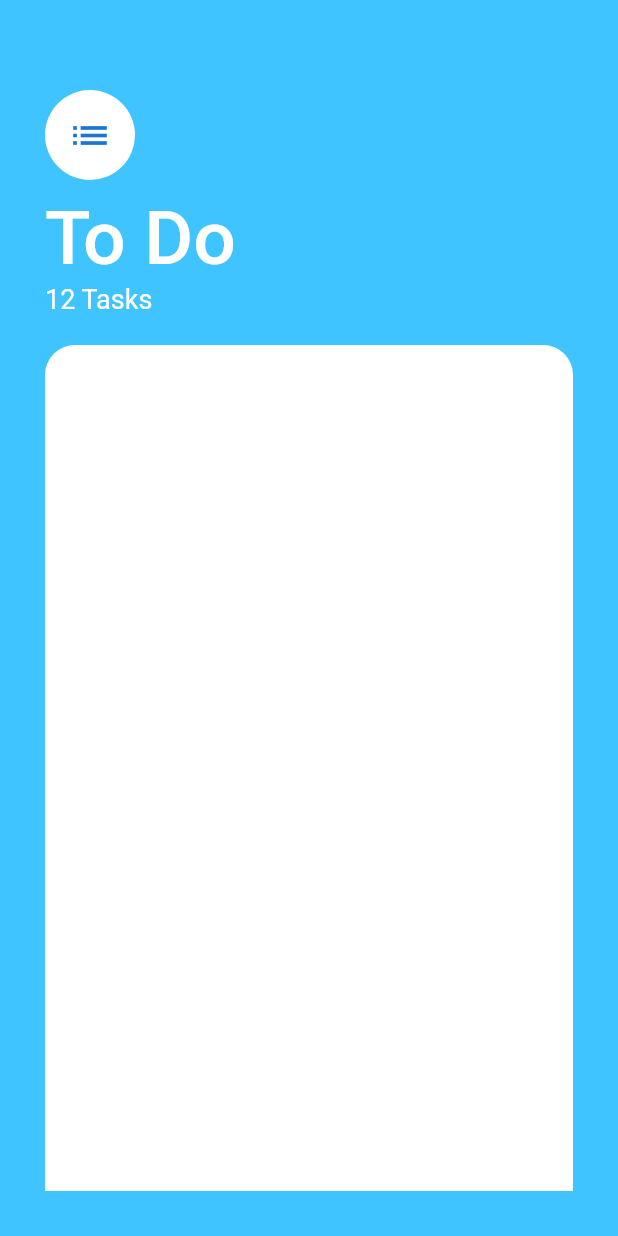
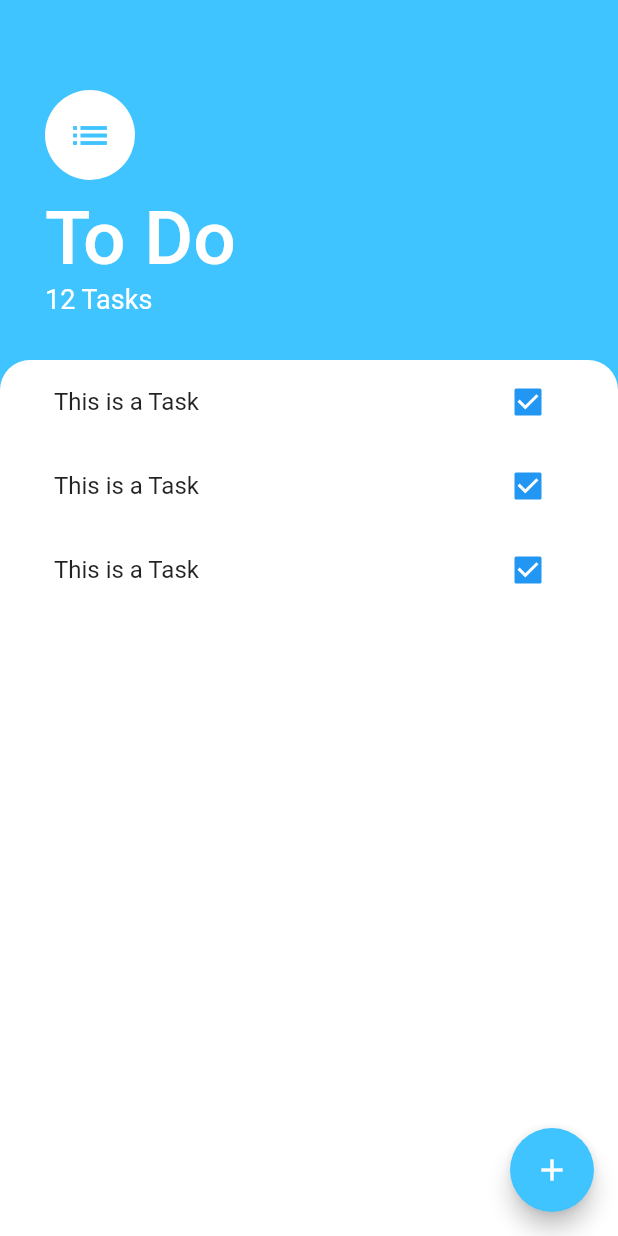
Before and after one commit to MominKhattar/To_Do_App, a Flutter app: the screen it shows after launch, on a phone screen of 412 x 824 dp. Run offline on Flutter 3.47's test engine with Material 2 defaults, Android fonts, the phone set to English and light mode, and no system bars.

Commit message:
Ui is completed

```diff
--- /dev/null
+++ b/lib/Widgets/taskList.dart
@@ -0,0 +1,20 @@
+import 'package:flutter/material.dart';
+import 'package:todo/Widgets/taskTile.dart';
+
+class TaskList extends StatelessWidget {
+  const TaskList({
+    Key? key,
+  }) : super(key: key);
+
+  @override
+  Widget build(BuildContext context) {
+    return ListView(
+      children: [
+        TaskTile(),
+        TaskTile(),
+        TaskTile(),
+
+      ],
+    );
+  }
+}
--- /dev/null
+++ b/lib/Widgets/taskTile.dart
@@ -0,0 +1,19 @@
+import 'package:flutter/material.dart';
+
+
+class TaskTile extends StatelessWidget {
+  const TaskTile({
+    Key? key,
+  }) : super(key: key);
+
+  @override
+  Widget build(BuildContext context) {
+    return ListTile(
+      title: Text('This is a Task'),
+      trailing: Checkbox(
+        value: true,
+        onChanged: (bool? value) {},
+      ),
+    );
+  }
+}
--- a/lib/screens/task_screen.dart
+++ b/lib/screens/task_screen.dart
@@ -1,4 +1,7 @@
 import 'package:flutter/material.dart';
+import 'package:todo/Widgets/taskList.dart';
+
+import 'add_task.dart';
 
 class TaskScreen extends StatelessWidget {
   const TaskScreen({Key? key}) : super(key: key);
@@ -7,10 +10,23 @@ class TaskScreen extends StatelessWidget {
   Widget build(BuildContext context) {
     return SafeArea(
       child: Scaffold(
+        floatingActionButton: FloatingActionButton(
           backgroundColor: Colors.lightBlueAccent,
-        body: Container(
-          padding:
-              const EdgeInsets.only(top: 60, left: 30, bottom: 30, right: 30),
+          onPressed: () {
+            showModalBottomSheet(
+                context: context, builder: (context) => AddTask());
+          },
+          child: Icon(
+            Icons.add,
+          ),
+        ),
+        backgroundColor: Colors.lightBlueAccent,
+        body: Column(
+          crossAxisAlignment: CrossAxisAlignment.start,
+          children: [
+            Container(
+              padding: const EdgeInsets.only(
+                  top: 60, left: 30, bottom: 30, right: 30),
               child: Column(
                 crossAxisAlignment: CrossAxisAlignment.start,
                 children: [
@@ -18,6 +34,7 @@ class TaskScreen extends StatelessWidget {
                     child: Icon(
                       Icons.list,
                       size: 30,
+                      color: Colors.lightBlueAccent,
                     ),
                     backgroundColor: Colors.white,
                     maxRadius: 30,
@@ -39,23 +56,24 @@ class TaskScreen extends StatelessWidget {
                       color: Colors.white,
                     ),
                   ),
-              SizedBox(
-                height: 20,
+                ],
+              ),
             ),
             Expanded(
               child: Container(
+                padding: EdgeInsets.symmetric(horizontal: 20.0),
                 decoration: BoxDecoration(
                   color: Colors.white,
                   borderRadius: BorderRadius.only(
                       topLeft: Radius.circular(20),
                       topRight: Radius.circular(20)),
                 ),
+                child: TaskList(),
               ),
             ),
           ],
         ),
       ),
-      ),
     );
   }
 }
```
Also changed, not shown: lib/screens/add_task.dart (added, +47 -0 lines). Lines whose indentation alone changed are shown as unchanged.
